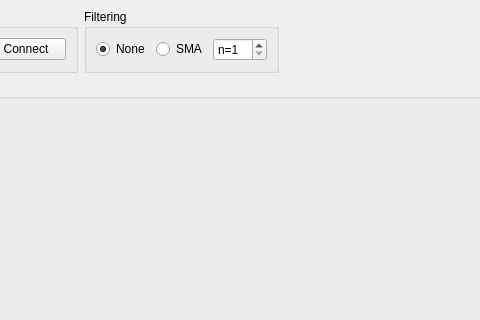
First picture: the form in serplot/mainwindow.ui, repository mFoxRU/serial-plotting-pyqtgraph, before the edit; both pictures show x 212 to 692 and y 0 to 320 of the 1024 by 700 pixel window.
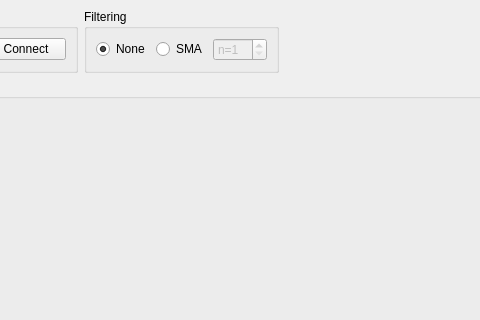
Second picture: the form after the edit.

```diff
--- a/serplot/mainwindow.ui
+++ b/serplot/mainwindow.ui
@@ -87,6 +87,9 @@
        </item>
        <item>
         <widget class="QSpinBox" name="w_filter_window">
+         <property name="enabled">
+          <bool>false</bool>
+         </property>
          <property name="suffix">
           <string/>
          </property>
```
